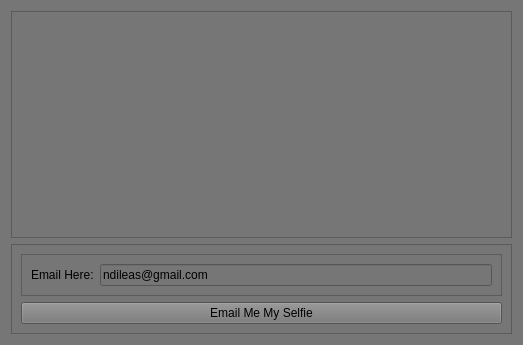
First picture: the form in App/ImageRIT/email.ui, repository natedileas/ImageRIT, before the edit.
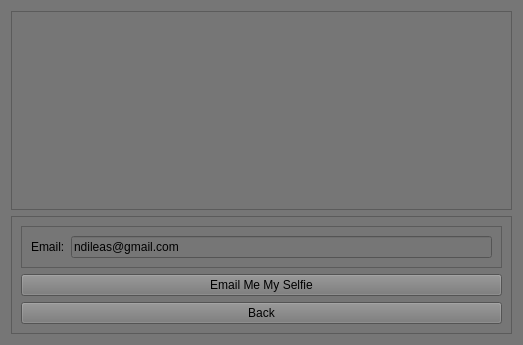
Second picture: the form after the edit. Icons and pictures are not drawn.

Diff of the .ui file:
```diff
--- a/App/ImageRIT/email.ui
+++ b/App/ImageRIT/email.ui
@@ -63,7 +63,7 @@
          <item>
           <widget class="QLabel" name="label">
            <property name="text">
-            <string>Email Here:</string>
+            <string>Email:</string>
            </property>
           </widget>
          </item>
@@ -72,6 +72,9 @@
            <property name="text">
             <string>ndileas@gmail.com</string>
            </property>
+           <property name="placeholderText">
+            <string>youremailhere@gmail.com</string>
+           </property>
           </widget>
          </item>
         </layout>
@@ -84,6 +87,13 @@
         </property>
        </widget>
       </item>
+      <item>
+       <widget class="QPushButton" name="back">
+        <property name="text">
+         <string>Back</string>
+        </property>
+       </widget>
+      </item>
      </layout>
     </widget>
    </item>
```
